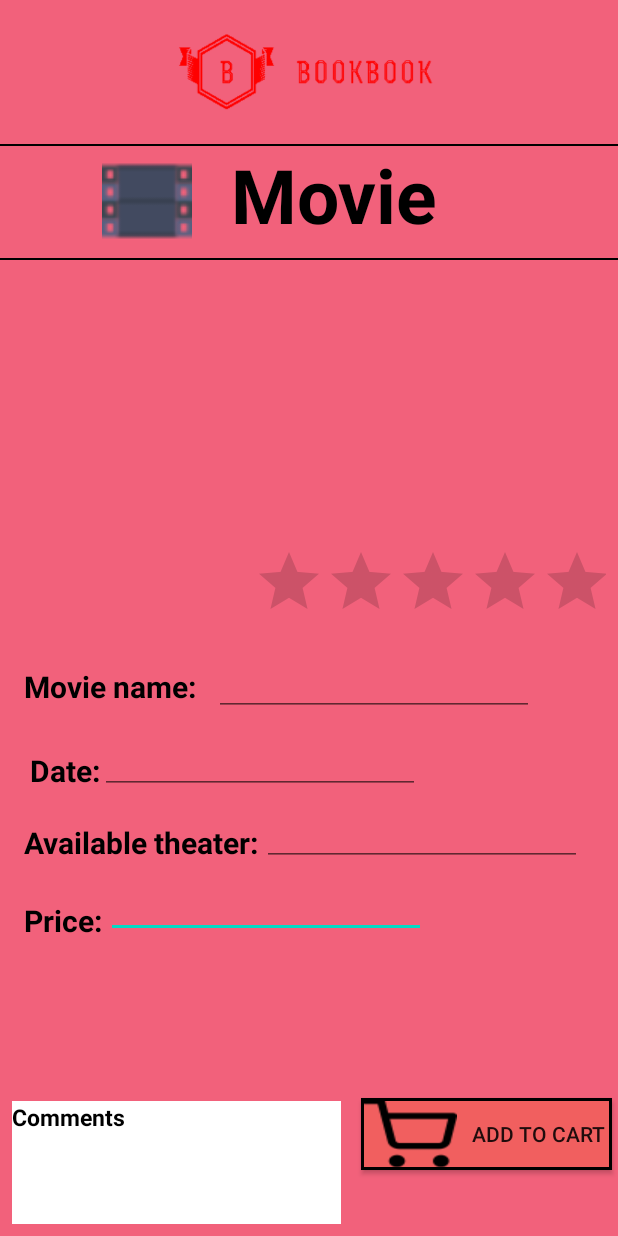
After one commit to risethesummer/SoftwareEngineering, an Android app: the InformationMovie screen opened directly, with no data from a screen before it, on a phone screen of 412 x 824 dp. The commit adds this screen. Run offline under Robolectric (Android 15) with nearby library versions, the phone set to English and light mode, and no system bars; Roboto replaces fonts that are not available here.

Commit message:
Movie page + Cart page
design

```diff
--- a/source/app/src/main/AndroidManifest.xml
+++ b/source/app/src/main/AndroidManifest.xml
@@ -12,7 +12,9 @@
         android:supportsRtl="true"
         android:theme="@style/Theme.BookBook"
         android:usesCleartextTraffic="true">
-        <activity android:name=".Searching"></activity>
+        <activity android:name=".Cart"></activity>
+        <activity android:name=".InformationMovie" />
+        <activity android:name=".Searching" />
         <activity android:name=".SignIn">
             <intent-filter>
                 <action android:name="android.intent.action.MAIN" />
--- /dev/null
+++ b/source/app/src/main/java/com/example/bookbook/InformationMovie.java
@@ -0,0 +1,13 @@
+package com.example.bookbook;
+
+import android.support.v7.app.AppCompatActivity;
+import android.os.Bundle;
+
+public class InformationMovie extends AppCompatActivity {
+
+    @Override
+    protected void onCreate(Bundle savedInstanceState) {
+        super.onCreate(savedInstanceState);
+        setContentView(R.layout.activity_information_movie);
+    }
+}
--- /dev/null
+++ b/source/app/src/main/res/layout/activity_information_movie.xml
@@ -0,0 +1,215 @@
+<?xml version="1.0" encoding="utf-8"?>
+<android.support.constraint.ConstraintLayout xmlns:android="http://schemas.android.com/apk/res/android"
+    xmlns:app="http://schemas.android.com/apk/res-auto"
+    xmlns:tools="http://schemas.android.com/tools"
+    android:layout_width="match_parent"
+    android:layout_height="match_parent"
+    android:background="#F2617B"
+    tools:context=".InformationMovie">
+
+    <EditText
+        android:id="@+id/Price"
+        android:layout_width="wrap_content"
+        android:layout_height="wrap_content"
+        android:layout_marginTop="580dp"
+        android:layout_marginEnd="128dp"
+        android:layout_marginRight="128dp"
+        android:ems="10"
+        android:inputType="textPersonName"
+        android:textColor="#000000"
+        app:layout_constraintEnd_toEndOf="parent"
+        app:layout_constraintTop_toTopOf="parent" />
+
+    <EditText
+        android:id="@+id/AvailableTheater"
+        android:layout_width="wrap_content"
+        android:layout_height="wrap_content"
+        android:layout_marginTop="532dp"
+        android:layout_marginEnd="24dp"
+        android:layout_marginRight="24dp"
+        android:ems="10"
+        android:inputType="textPersonName"
+        android:textColor="#000000"
+        app:layout_constraintEnd_toEndOf="parent"
+        app:layout_constraintTop_toTopOf="parent" />
+
+    <EditText
+        android:id="@+id/Date"
+        android:layout_width="wrap_content"
+        android:layout_height="wrap_content"
+        android:layout_marginTop="484dp"
+        android:layout_marginEnd="132dp"
+        android:layout_marginRight="132dp"
+        android:ems="10"
+        android:inputType="textPersonName"
+        android:textColor="#000000"
+        app:layout_constraintEnd_toEndOf="parent"
+        app:layout_constraintTop_toTopOf="parent" />
+
+    <TextView
+        android:id="@+id/textView9"
+        android:layout_width="wrap_content"
+        android:layout_height="wrap_content"
+        android:layout_marginStart="16dp"
+        android:layout_marginLeft="16dp"
+        android:layout_marginTop="600dp"
+        android:text="Price:"
+        android:textColor="#000000"
+        android:textSize="20dp"
+        android:textStyle="bold"
+        app:layout_constraintStart_toStartOf="parent"
+        app:layout_constraintTop_toTopOf="parent" />
+
+    <TextView
+        android:id="@+id/textView8"
+        android:layout_width="wrap_content"
+        android:layout_height="wrap_content"
+        android:layout_marginStart="16dp"
+        android:layout_marginLeft="16dp"
+        android:layout_marginTop="548dp"
+        android:text="Available theater:"
+        android:textColor="#000000"
+        android:textSize="20dp"
+        android:textStyle="bold"
+        app:layout_constraintStart_toStartOf="parent"
+        app:layout_constraintTop_toTopOf="parent" />
+
+    <TextView
+        android:id="@+id/textView7"
+        android:layout_width="wrap_content"
+        android:layout_height="wrap_content"
+        android:layout_marginStart="20dp"
+        android:layout_marginLeft="20dp"
+        android:layout_marginTop="500dp"
+        android:text="Date:"
+        android:textColor="#000000"
+        android:textSize="20dp"
+        android:textStyle="bold"
+        app:layout_constraintStart_toStartOf="parent"
+        app:layout_constraintTop_toTopOf="parent" />
+
+    <View
+        android:id="@+id/line"
+        android:layout_width="412dp"
+        android:layout_height="1dp"
+        android:layout_marginTop="96dp"
+        android:background="#000000"
+        app:layout_constraintEnd_toEndOf="parent"
+        app:layout_constraintHorizontal_bias="1.0"
+        app:layout_constraintStart_toStartOf="parent"
+        app:layout_constraintTop_toTopOf="parent" />
+
+    <View
+        android:id="@+id/line4"
+        android:layout_width="412dp"
+        android:layout_height="1dp"
+        android:layout_marginTop="172dp"
+        android:background="#000000"
+        app:layout_constraintEnd_toEndOf="parent"
+        app:layout_constraintHorizontal_bias="1.0"
+        app:layout_constraintStart_toStartOf="parent"
+        app:layout_constraintTop_toTopOf="parent" />
+
+    <ImageView
+        android:id="@+id/imageView12"
+        android:layout_width="393dp"
+        android:layout_height="92dp"
+        android:layout_marginTop="4dp"
+        app:layout_constraintEnd_toEndOf="parent"
+        app:layout_constraintStart_toStartOf="parent"
+        app:layout_constraintTop_toTopOf="parent"
+        app:srcCompat="@drawable/bookbook_logo_3" />
+
+    <ImageView
+        android:id="@+id/imageView13"
+        android:layout_width="60dp"
+        android:layout_height="60dp"
+        android:layout_marginStart="68dp"
+        android:layout_marginLeft="68dp"
+        android:layout_marginTop="104dp"
+        app:layout_constraintStart_toStartOf="parent"
+        app:layout_constraintTop_toTopOf="parent"
+        app:srcCompat="@drawable/video_icon" />
+
+    <TextView
+        android:id="@+id/textView3"
+        android:layout_width="wrap_content"
+        android:layout_height="wrap_content"
+        android:layout_marginTop="96dp"
+        android:layout_marginEnd="120dp"
+        android:layout_marginRight="120dp"
+        android:text="Movie"
+        android:textColor="#000000"
+        android:textSize="50dp"
+        android:textStyle="bold"
+        app:layout_constraintEnd_toEndOf="parent"
+        app:layout_constraintTop_toTopOf="parent" />
+
+    <RatingBar
+        android:id="@+id/ratingBar"
+        android:layout_width="235dp"
+        android:layout_height="45dp"
+        android:layout_marginTop="364dp"
+        android:layout_marginEnd="8dp"
+        android:layout_marginRight="8dp"
+        android:background="#007B1FA2"
+        app:layout_constraintEnd_toEndOf="parent"
+        app:layout_constraintTop_toTopOf="parent" />
+
+    <TextView
+        android:id="@+id/textView5"
+        android:layout_width="wrap_content"
+        android:layout_height="wrap_content"
+        android:layout_marginStart="16dp"
+        android:layout_marginLeft="16dp"
+        android:layout_marginTop="444dp"
+        android:text="Movie name:"
+        android:textColor="#000000"
+        android:textSize="20dp"
+        android:textStyle="bold"
+        app:layout_constraintStart_toStartOf="parent"
+        app:layout_constraintTop_toTopOf="parent" />
+
+    <EditText
+        android:id="@+id/MovieName"
+        android:layout_width="wrap_content"
+        android:layout_height="wrap_content"
+        android:layout_marginTop="432dp"
+        android:layout_marginEnd="56dp"
+        android:layout_marginRight="56dp"
+        android:ems="10"
+        android:inputType="textPersonName"
+        android:textColor="#000000"
+        app:layout_constraintEnd_toEndOf="parent"
+        app:layout_constraintTop_toTopOf="parent" />
+
+    <Button
+        android:id="@+id/AddToCart"
+        android:layout_width="167dp"
+        android:layout_height="0dp"
+        android:layout_marginEnd="4dp"
+        android:layout_marginRight="4dp"
+        android:layout_marginBottom="44dp"
+        android:background="@drawable/my_button"
+        android:foreground="@drawable/cart_icon"
+        android:foregroundGravity="left|clip_vertical"
+        android:text="                     Add to cart"
+        app:layout_constraintBottom_toBottomOf="parent"
+        app:layout_constraintEnd_toEndOf="parent" />
+
+    <TextView
+
+        android:id="@+id/Comments"
+        android:layout_width="219dp"
+        android:layout_height="82dp"
+        android:layout_marginStart="8dp"
+        android:layout_marginLeft="8dp"
+        android:layout_marginBottom="8dp"
+        android:background="#FFFFFF"
+        android:text="Comments"
+        android:textColor="#000000"
+        android:textSize="15dp"
+        android:textStyle="bold"
+        app:layout_constraintBottom_toBottomOf="parent"
+        app:layout_constraintStart_toStartOf="parent" />
+</android.support.constraint.ConstraintLayout>
--- a/source/app/src/main/res/layout/activity_sign_up.xml
+++ b/source/app/src/main/res/layout/activity_sign_up.xml
@@ -292,7 +292,7 @@
         android:id="@+id/SubmitButton"
         android:layout_width="137dp"
         android:layout_height="40dp"
-        android:layout_marginBottom="60dp"
+        android:layout_marginBottom="56dp"
         android:background="@drawable/my_button"
         android:text="SUBMIT"
         android:textSize="20dp"
```
Also changed, not shown: source/app/src/main/java/com/example/bookbook/Cart.java (added, +13 -0 lines), source/app/src/main/res/layout/activity_cart.xml (added, +167 -0 lines), source/app/src/main/res/drawable/cart_icon.png (added), source/app/src/main/res/drawable/video_icon.png (added).
